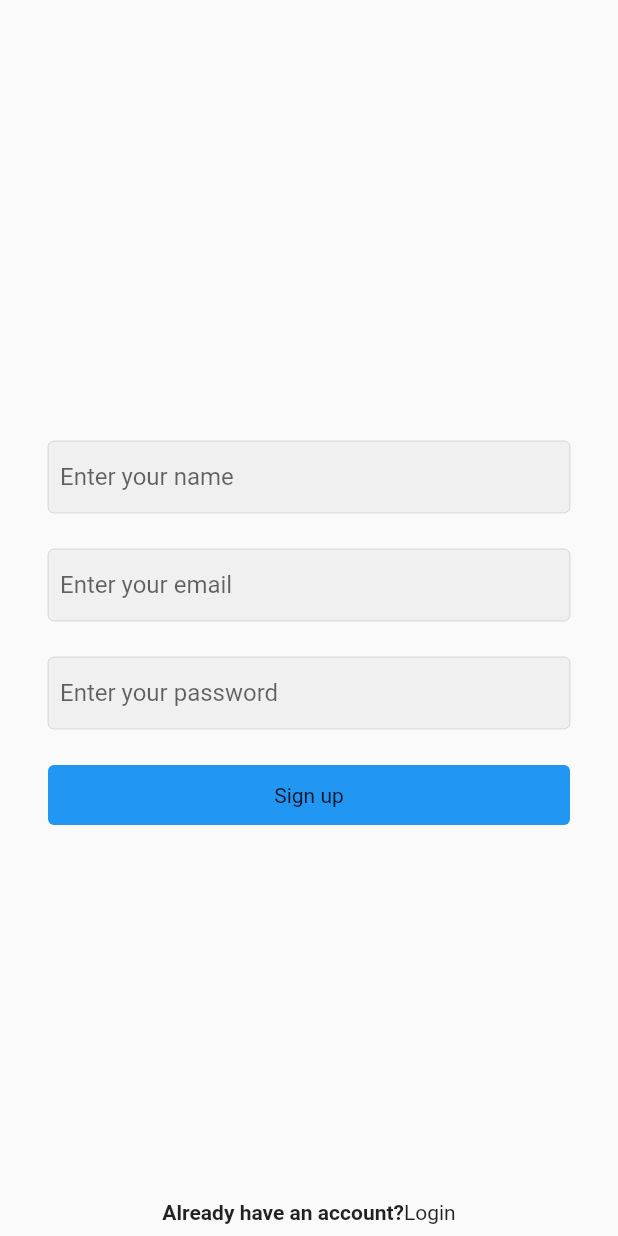
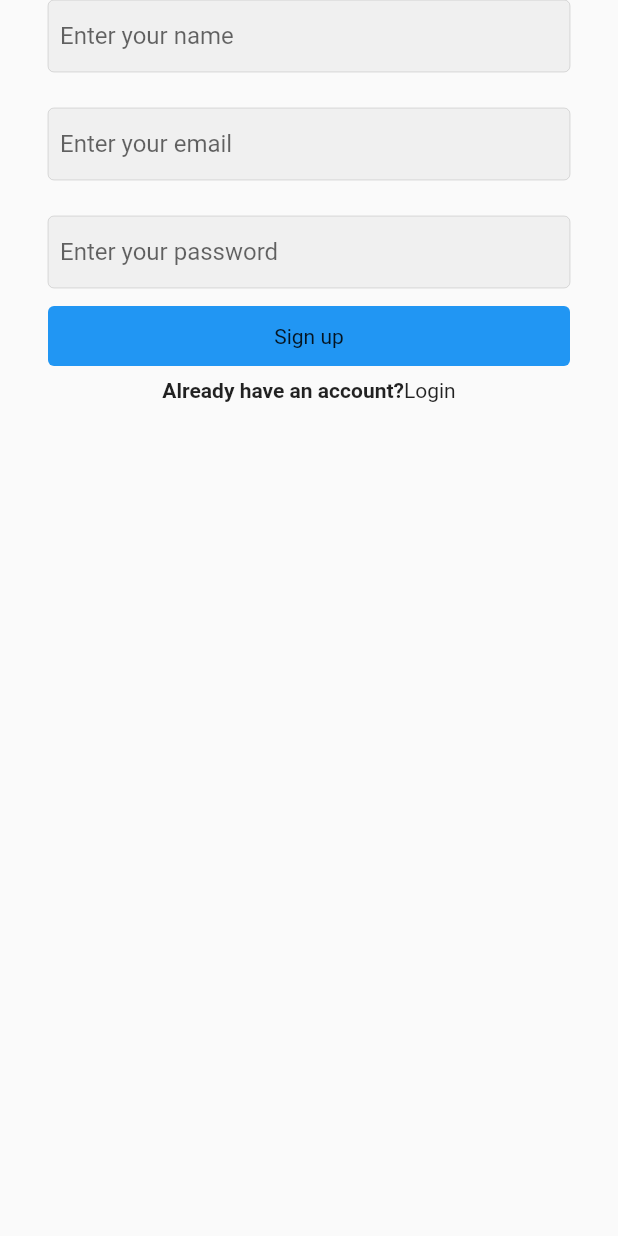
Before and after one commit to rukasuamarike/RecycleHub, a Flutter app: the screen it shows after launch, after a tap on "Sign Up or Login as a User", on a phone screen of 412 x 824 dp. Run offline on Flutter 3.47's test engine with Material 2 defaults, Android fonts, the phone set to English and light mode, and no system bars; our stand-ins replace cloud_firestore, firebase_auth, firebase_core; missing offline and left inert: dart:html; accounts and stored records are empty; statements that could not run were skipped.

Commit message:
login sequence

```diff
--- a/lib/screens/splash_screen.dart
+++ b/lib/screens/splash_screen.dart
@@ -5,6 +5,7 @@ import 'package:flutter/src/widgets/framework.dart';
 import 'package:flutter/src/widgets/placeholder.dart';
 import 'package:provider/provider.dart';
 import 'package:recyclehub/screens/recycler_login_screen.dart';
+import 'package:recyclehub/screens/user_login_screen.dart';
 import 'package:recyclehub/screens/user_signup_screen.dart';
 
 import '../widgets/userdata.dart';
@@ -39,10 +40,8 @@ class _SplashScreenState extends State<SplashScreen> {
             const SizedBox(height: 48),
 
             ElevatedButton(
-                onPressed: () => Navigator.push(
-                    context,
-                    MaterialPageRoute(
-                        builder: (context) => UserSignUpScreen())),
+                onPressed: () => Navigator.push(context,
+                    MaterialPageRoute(builder: (context) => UserLoginScreen())),
                 child: const Text("Sign Up or Login as a User"))
           ],
         ),
--- a/lib/screens/user_login_screen.dart
+++ b/lib/screens/user_login_screen.dart
@@ -19,7 +19,9 @@ class UserLoginScreen extends StatefulWidget {
 class _UserLoginScreenState extends State<UserLoginScreen> {
   final TextEditingController _emailController = TextEditingController();
   final TextEditingController _passwordController = TextEditingController();
+  final TextEditingController _nameController = TextEditingController();
   bool _isLoading = false;
+  bool _isNewUser = false;
   // @override
   // void dispose() {
 
@@ -35,11 +37,32 @@ class _UserLoginScreenState extends State<UserLoginScreen> {
     }
   }
 
+  void signUpUser() async {
+    if (_nameController.text.isNotEmpty &&
+        _emailController.text.isNotEmpty &&
+        _passwordController.text.isNotEmpty) {
+      await FirebaseAuth.instance
+          .createUserWithEmailAndPassword(
+              email: _emailController.text, password: _passwordController.text)
+          .then((cred) async => await FirebaseFirestore.instance
+              .collection("Users")
+              .doc(cred.user!.uid)
+              .set(UserData(
+                      uid: cred.user!.uid,
+                      name: _nameController.text,
+                      totalCans: 0,
+                      defaultCenter: "",
+                      defaultZip: 95053)
+                  .toJson()));
+    }
+  }
+
   @override
   Widget build(BuildContext context) {
     return Scaffold(
         body: Center(
-            child: Container(
+            child: _isNewUser
+                ? Container(
                     padding: const EdgeInsets.symmetric(horizontal: 32),
                     width: MediaQuery.of(context).size.width > 500
                         ? 500
@@ -70,15 +93,17 @@ class _UserLoginScreenState extends State<UserLoginScreen> {
                           const SizedBox(height: 24),
                           //login button
                           InkWell(
-                        onTap: () async => loginUser(),
+                            onTap: () async =>
+                                {loginUser(), Navigator.of(context).pop()},
                             child: Container(
                                 width: double.infinity,
                                 alignment: Alignment.center,
-                            padding: const EdgeInsets.symmetric(vertical: 12),
+                                padding:
+                                    const EdgeInsets.symmetric(vertical: 12),
                                 decoration: const ShapeDecoration(
                                     shape: RoundedRectangleBorder(
-                                    borderRadius:
-                                        BorderRadius.all(Radius.circular(4))),
+                                        borderRadius: BorderRadius.all(
+                                            Radius.circular(4))),
                                     color: Colors.blue),
                                 child: _isLoading
                                     ? const Center(
@@ -102,17 +127,88 @@ class _UserLoginScreenState extends State<UserLoginScreen> {
                                   ),
                                 )),
                                 GestureDetector(
-                              onTap: () => Navigator.push(
-                                  context,
-                                  MaterialPageRoute(
-                                      builder: (context) =>
-                                          UserSignUpScreen())),
+                                  onTap: () => setState(() {
+                                    _isNewUser = !_isNewUser;
+                                  }),
                                   child: Container(
                                     child: Text("Sign up"),
                                     padding: EdgeInsets.symmetric(vertical: 8),
                                   ),
                                 ),
                               ])
+                        ]))
+                : Container(
+                    padding: const EdgeInsets.symmetric(horizontal: 32),
+                    width: MediaQuery.of(context).size.width > 500
+                        ? 500
+                        : double.infinity,
+                    child: Column(
+                        crossAxisAlignment: CrossAxisAlignment.center,
+                        children: [
+                          TextFieldInput(
+                              textEditingController: _nameController,
+                              hintText: 'Enter your name',
+                              textInputType: TextInputType.name),
+                          //for spacing
+                          const SizedBox(height: 24),
+                          //text field for email
+                          TextFieldInput(
+                              textEditingController: _emailController,
+                              hintText: 'Enter your email',
+                              textInputType: TextInputType.emailAddress),
+                          //add space between the text fields
+                          const SizedBox(height: 24),
+                          //text field for pw
+                          TextFieldInput(
+                            textEditingController: _passwordController,
+                            hintText: 'Enter your password',
+                            textInputType: TextInputType.text,
+                            isPass: true,
+                          ),
+                          const SizedBox(height: 12),
+
+                          //sign up button
+                          InkWell(
+                            onTap: () async =>
+                                {signUpUser(), Navigator.of(context).pop()},
+                            child: Container(
+                                width: double.infinity,
+                                alignment: Alignment.center,
+                                padding:
+                                    const EdgeInsets.symmetric(vertical: 12),
+                                decoration: const ShapeDecoration(
+                                    shape: RoundedRectangleBorder(
+                                        borderRadius: BorderRadius.all(
+                                            Radius.circular(4))),
+                                    color: Colors.blue),
+                                child: _isLoading
+                                    ? const Center(
+                                        child: CircularProgressIndicator(
+                                            color: Colors.white),
+                                      )
+                                    : const Text('Sign up')),
+                          ),
+                          Row(
+                              mainAxisAlignment: MainAxisAlignment.center,
+                              children: [
+                                Container(
+                                    child: const Text(
+                                  'Already have an account?',
+                                  style: TextStyle(
+                                    fontWeight: FontWeight.bold,
+                                  ),
+                                )),
+                                GestureDetector(
+                                  onTap: () => setState(() {
+                                    _isNewUser = !_isNewUser;
+                                  }),
+                                  child: Container(
+                                    padding:
+                                        const EdgeInsets.symmetric(vertical: 8),
+                                    child: const Text("Login"),
+                                  ),
+                                ),
+                              ])
                         ]))));
   }
 }
```
Lines whose indentation alone changed are shown as unchanged.
